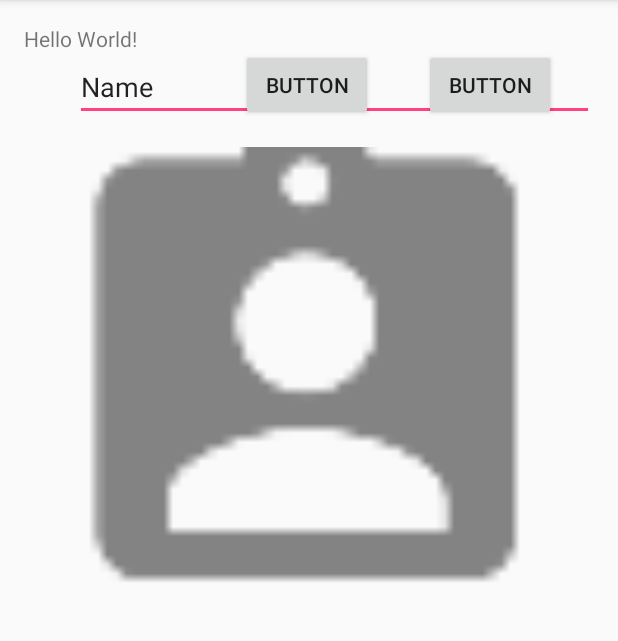
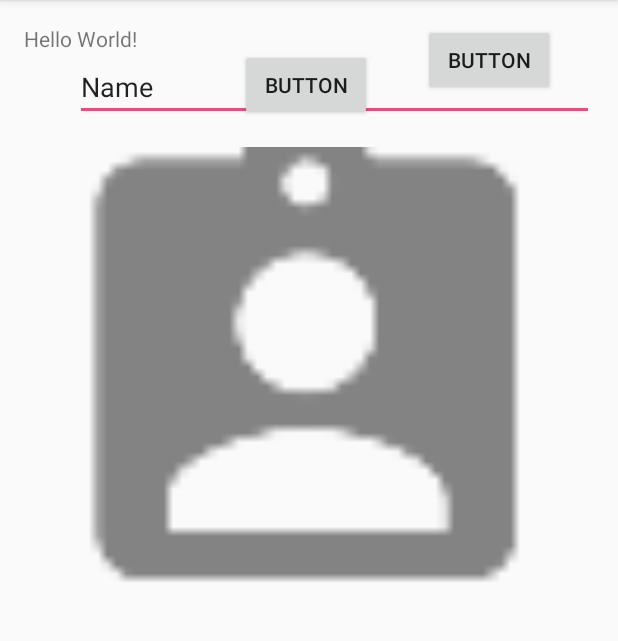
Before and after one commit to yongzuojun/Mypost, an Android app: the screen it shows after launch (MainActivity), on a phone screen of 412 x 824 dp, the part 84-725 px from its top. Run offline under Robolectric (Android 15) with nearby library versions, the phone set to English and light mode, and no system bars.

Commit message:
added another buttons

```diff
--- a/app/src/main/res/layout/activity_main.xml
+++ b/app/src/main/res/layout/activity_main.xml
@@ -47,21 +47,21 @@
         android:layout_width="wrap_content"
         android:layout_height="wrap_content"
         android:layout_above="@+id/imageView2"
-        android:layout_alignParentRight="true"
-        android:layout_alignParentEnd="true"
-        android:layout_marginRight="25dp"
-        android:layout_marginEnd="25dp"
-        android:id="@+id/button2" />
-
-    <Button
-        android:text="Button"
-        android:layout_width="wrap_content"
-        android:layout_height="wrap_content"
-        android:layout_above="@+id/imageView2"
         android:layout_toLeftOf="@+id/button2"
         android:layout_toStartOf="@+id/button2"
         android:layout_marginRight="34dp"
         android:layout_marginEnd="34dp"
         android:id="@+id/button3" />
 
+    <Button
+        android:text="Button"
+        android:layout_width="wrap_content"
+        android:layout_height="wrap_content"
+        android:layout_marginRight="26dp"
+        android:layout_marginEnd="26dp"
+        android:id="@+id/button2"
+        android:layout_alignParentTop="true"
+        android:layout_alignParentRight="true"
+        android:layout_alignParentEnd="true" />
+
 </RelativeLayout>
```
